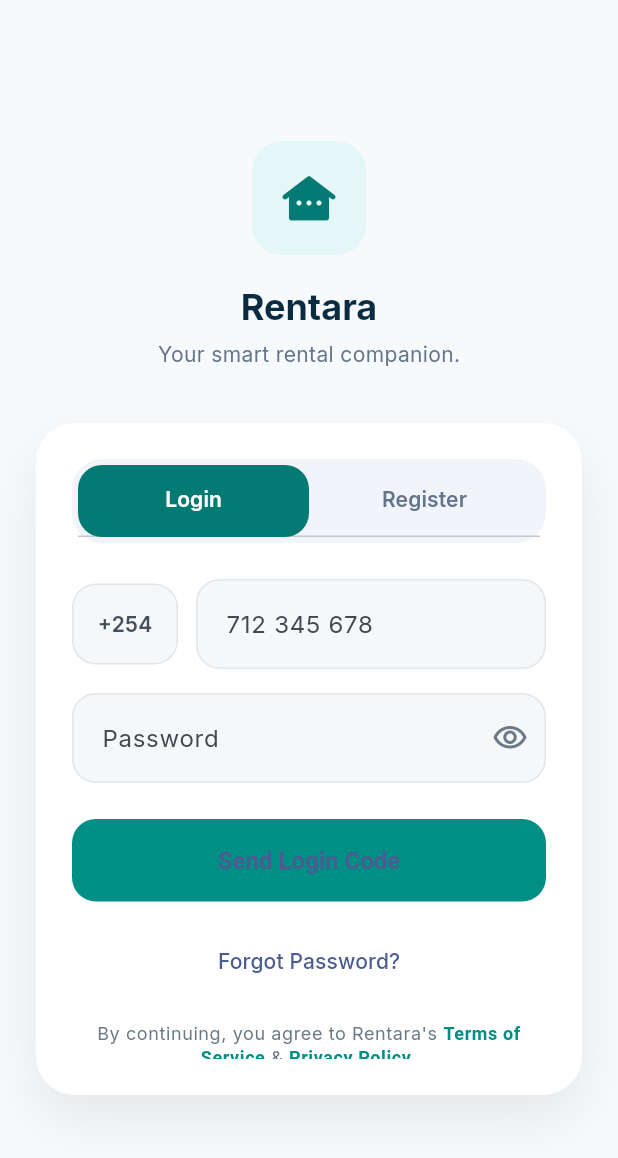
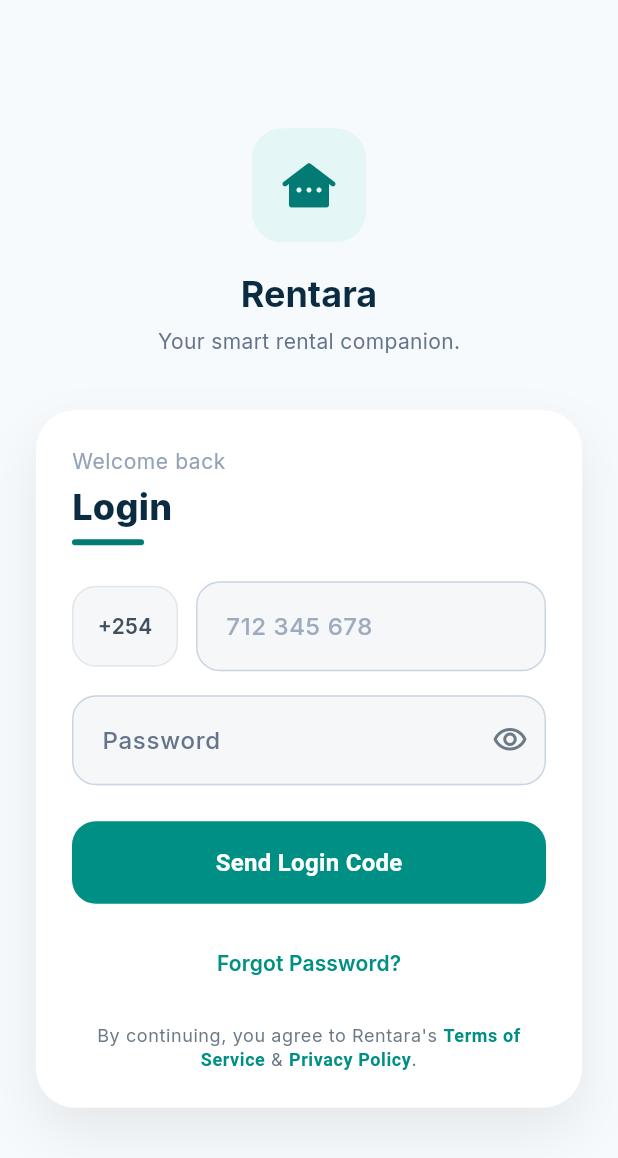
Before and after one commit to sostinewaliaula/rentara, a Flutter app: the screen it shows after launch, on a phone screen of 412 x 824 dp. Shown: the top 1158 px of the screen. Run offline on Flutter 3.47's test engine with Material 3 defaults, Android fonts, the phone set to English and light mode, and no system bars; our stand-ins replace dio, flutter_riverpod, flutter_secure_storage, go_router, google_fonts, riverpod_annotation; generated files the repository leaves out were written again.

Commit message:
updated the login screen fully

```diff
--- a/mobile/lib/features/auth/presentation/screens/login_screen.dart
+++ b/mobile/lib/features/auth/presentation/screens/login_screen.dart
@@ -51,9 +51,7 @@ class _LoginScreenState extends ConsumerState<LoginScreen> {
   Widget build(BuildContext context) {
     final authState = ref.watch(authProvider);
 
-    return DefaultTabController(
-      length: 2,
-      child: Scaffold(
+    return Scaffold(
       backgroundColor: const Color(0xFFF7FAFC),
       body: SafeArea(
         child: LayoutBuilder(
@@ -111,38 +109,41 @@ class _LoginScreenState extends ConsumerState<LoginScreen> {
                         child: Column(
                           mainAxisSize: MainAxisSize.min,
                           children: [
+                            Align(
+                              alignment: Alignment.centerLeft,
+                              child: Column(
+                                crossAxisAlignment: CrossAxisAlignment.start,
+                                children: [
+                                  Text(
+                                    'Welcome back',
+                                    style: Theme.of(context).textTheme.bodyMedium?.copyWith(
+                                          color: const Color(0xFF94A3B8),
+                                          letterSpacing: 0.4,
+                                        ),
+                                  ),
+                                  const SizedBox(height: 4),
+                                  Text(
+                                    'Login',
+                                    style: Theme.of(context).textTheme.headlineSmall?.copyWith(
+                                          fontWeight: FontWeight.w800,
+                                          color: const Color(0xFF0B2B40),
+                                          letterSpacing: 0.2,
+                                        ),
+                                  ),
+                                  const SizedBox(height: 6),
                                   Container(
+                                    height: 4,
+                                    width: 48,
                                     decoration: BoxDecoration(
-                                  color: const Color(0xFFF1F5F9),
-                                  borderRadius: BorderRadius.circular(20),
+                                      color: const Color(0xFF037A73),
+                                      borderRadius: BorderRadius.circular(12),
                                     ),
-                                padding: const EdgeInsets.all(4),
-                                child: TabBar(
-                                  labelColor: Colors.white,
-                                  unselectedLabelColor: const Color(0xFF64748B),
-                                  indicator: BoxDecoration(
-                                    color: const Color(0xFF037A73),
-                                    borderRadius: BorderRadius.circular(16),
                                   ),
-                                  indicatorSize: TabBarIndicatorSize.tab,
-                                  labelStyle: const TextStyle(fontWeight: FontWeight.w600),
-                                  tabs: const [
-                                    Tab(text: 'Login'),
-                                    Tab(text: 'Register'),
                                 ],
                               ),
                             ),
                             const SizedBox(height: 24),
-                              SizedBox(
-                                height: 320,
-                                child: TabBarView(
-                                  physics: const NeverScrollableScrollPhysics(),
-                                  children: [
                             _buildLoginForm(context, authState),
-                                    _buildRegisterPreview(context),
-                                  ],
-                                ),
-                              ),
                           ],
                         ),
                       ),
@@ -152,7 +153,6 @@ class _LoginScreenState extends ConsumerState<LoginScreen> {
               ),
             );
           },
-          ),
         ),
       ),
     );
@@ -186,22 +186,33 @@ class _LoginScreenState extends ConsumerState<LoginScreen> {
                 child: TextFormField(
                   controller: _phoneController,
                   keyboardType: TextInputType.phone,
+                  style: const TextStyle(
+                    fontSize: 16,
+                    fontWeight: FontWeight.w600,
+                    color: Color(0xFF0B2B40),
+                    letterSpacing: 0.4,
+                  ),
                   decoration: InputDecoration(
                     hintText: '712 345 678',
+                    hintStyle: TextStyle(
+                      fontSize: 16,
+                      fontWeight: FontWeight.w500,
+                      color: const Color(0xFF94A3B8).withOpacity(0.9),
+                    ),
                     filled: true,
                     fillColor: const Color(0xFFF5F7F9),
                     contentPadding: const EdgeInsets.symmetric(horizontal: 16, vertical: 18),
                     border: OutlineInputBorder(
                       borderRadius: BorderRadius.circular(16),
-                      borderSide: const BorderSide(color: Color(0xFFE1E6EA)),
+                      borderSide: const BorderSide(color: Color(0xFFCBD5E1)),
                     ),
                     enabledBorder: OutlineInputBorder(
                       borderRadius: BorderRadius.circular(16),
-                      borderSide: const BorderSide(color: Color(0xFFE1E6EA)),
+                      borderSide: const BorderSide(color: Color(0xFFCBD5E1)),
                     ),
                     focusedBorder: OutlineInputBorder(
                       borderRadius: BorderRadius.circular(16),
-                      borderSide: BorderSide(color: Theme.of(context).colorScheme.primary, width: 1.5),
+                      borderSide: const BorderSide(color: Color(0xFF037A73), width: 1.6),
                     ),
                   ),
                   validator: (value) {
@@ -220,20 +231,25 @@ class _LoginScreenState extends ConsumerState<LoginScreen> {
             obscureText: _obscurePassword,
             decoration: InputDecoration(
               labelText: 'Password',
+              labelStyle: const TextStyle(
+                fontSize: 16,
+                fontWeight: FontWeight.w500,
+                color: Color(0xFF64748B),
+              ),
               filled: true,
               fillColor: const Color(0xFFF5F7F9),
               contentPadding: const EdgeInsets.symmetric(horizontal: 16, vertical: 18),
               border: OutlineInputBorder(
                 borderRadius: BorderRadius.circular(16),
-                borderSide: const BorderSide(color: Color(0xFFE1E6EA)),
+                borderSide: const BorderSide(color: Color(0xFFCBD5E1)),
               ),
               enabledBorder: OutlineInputBorder(
                 borderRadius: BorderRadius.circular(16),
-                borderSide: const BorderSide(color: Color(0xFFE1E6EA)),
+                borderSide: const BorderSide(color: Color(0xFFCBD5E1)),
               ),
               focusedBorder: OutlineInputBorder(
                 borderRadius: BorderRadius.circular(16),
-                borderSide: BorderSide(color: Theme.of(context).colorScheme.primary, width: 1.5),
+                borderSide: const BorderSide(color: Color(0xFF037A73), width: 1.6),
               ),
               suffixIcon: IconButton(
                 icon: Icon(
@@ -246,6 +262,12 @@ class _LoginScreenState extends ConsumerState<LoginScreen> {
                   });
                 },
               ),
+            ),
+            style: const TextStyle(
+              fontSize: 16,
+              fontWeight: FontWeight.w600,
+              color: Color(0xFF0B2B40),
+              letterSpacing: 0.3,
             ),
             validator: (value) {
               if (value == null || value.isEmpty) {
@@ -263,7 +285,12 @@ class _LoginScreenState extends ConsumerState<LoginScreen> {
               shape: RoundedRectangleBorder(
                 borderRadius: BorderRadius.circular(16),
               ),
-              textStyle: const TextStyle(fontSize: 16, fontWeight: FontWeight.w600),
+              textStyle: const TextStyle(
+                fontSize: 16,
+                fontWeight: FontWeight.w700,
+                color: Colors.white,
+                letterSpacing: 0.2,
+              ),
             ),
             child: authState.isLoading
                 ? const SizedBox(
@@ -271,15 +298,31 @@ class _LoginScreenState extends ConsumerState<LoginScreen> {
                     width: 20,
                     child: CircularProgressIndicator(strokeWidth: 2, color: Colors.white),
                   )
-                : const Text('Send Login Code'),
+                : const Text(
+                    'Send Login Code',
+                    style: TextStyle(
+                      color: Colors.white,
+                      fontWeight: FontWeight.w700,
+                    ),
+                  ),
           ),
           const SizedBox(height: 16),
           TextButton(
             onPressed: () {
               // TODO: implement forgot password flow
             },
-            style: TextButton.styleFrom(foregroundColor: Theme.of(context).colorScheme.primary),
-            child: const Text('Forgot Password?'),
+            style: TextButton.styleFrom(
+              padding: EdgeInsets.zero,
+              foregroundColor: const Color(0xFF008F85),
+            ),
+            child: const Text(
+              'Forgot Password?',
+              style: TextStyle(
+                fontSize: 14,
+                fontWeight: FontWeight.w600,
+                color: Color(0xFF008F85),
+              ),
+            ),
           ),
           const SizedBox(height: 16),
           RichText(
@@ -309,40 +352,4 @@ class _LoginScreenState extends ConsumerState<LoginScreen> {
     );
   }
 
-  Widget _buildRegisterPreview(BuildContext context) {
-    return Column(
-      crossAxisAlignment: CrossAxisAlignment.stretch,
-      children: [
-        Text(
-          'Create an account',
-          style: Theme.of(context).textTheme.titleMedium?.copyWith(
-                fontWeight: FontWeight.w600,
-                color: const Color(0xFF07283B),
-              ),
-        ),
-        const SizedBox(height: 12),
-        Text(
-          'Register as a landlord, caretaker, or tenant to manage rentals seamlessly.',
-          style: Theme.of(context).textTheme.bodyMedium?.copyWith(
-                color: const Color(0xFF6B7A86),
-              ),
-        ),
-        const SizedBox(height: 32),
-        ElevatedButton(
-          onPressed: () => context.go('/register'),
-          style: ElevatedButton.styleFrom(
-            backgroundColor: Colors.white,
-            foregroundColor: Theme.of(context).colorScheme.primary,
-            padding: const EdgeInsets.symmetric(vertical: 18),
-            shape: RoundedRectangleBorder(
-              borderRadius: BorderRadius.circular(16),
-              side: BorderSide(color: Theme.of(context).colorScheme.primary),
-            ),
-            textStyle: const TextStyle(fontSize: 16, fontWeight: FontWeight.w600),
-          ),
-          child: const Text('Create Account'),
-        ),
-      ],
-    );
 }
-}
```
Lines whose indentation alone changed are shown as unchanged.
